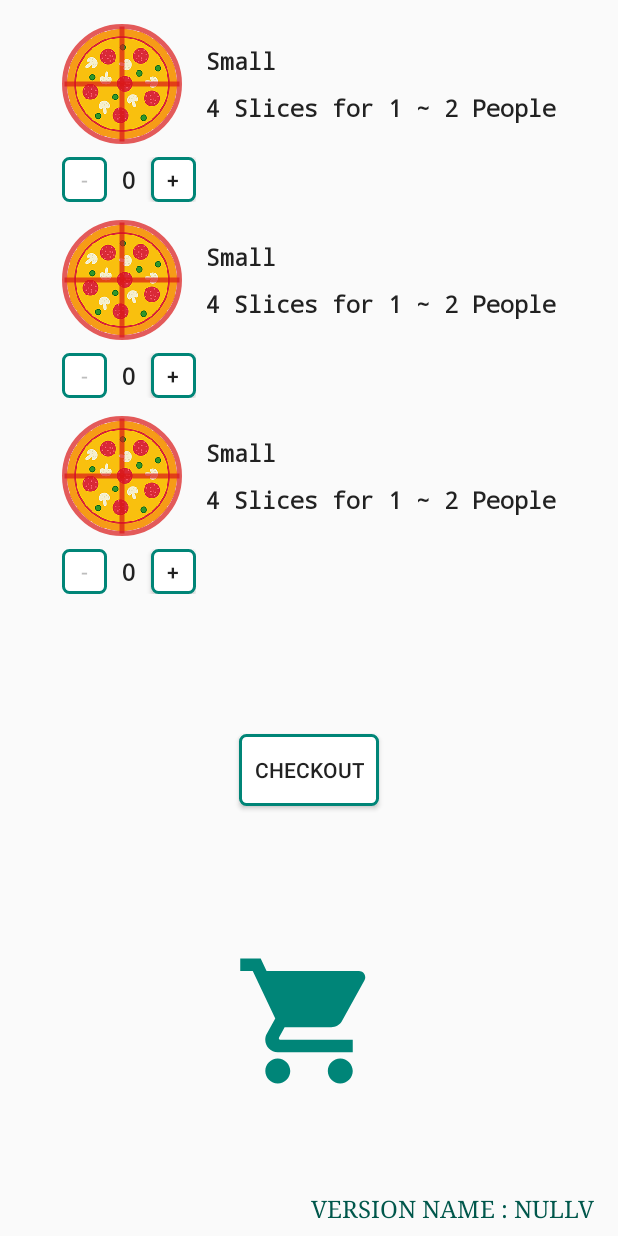
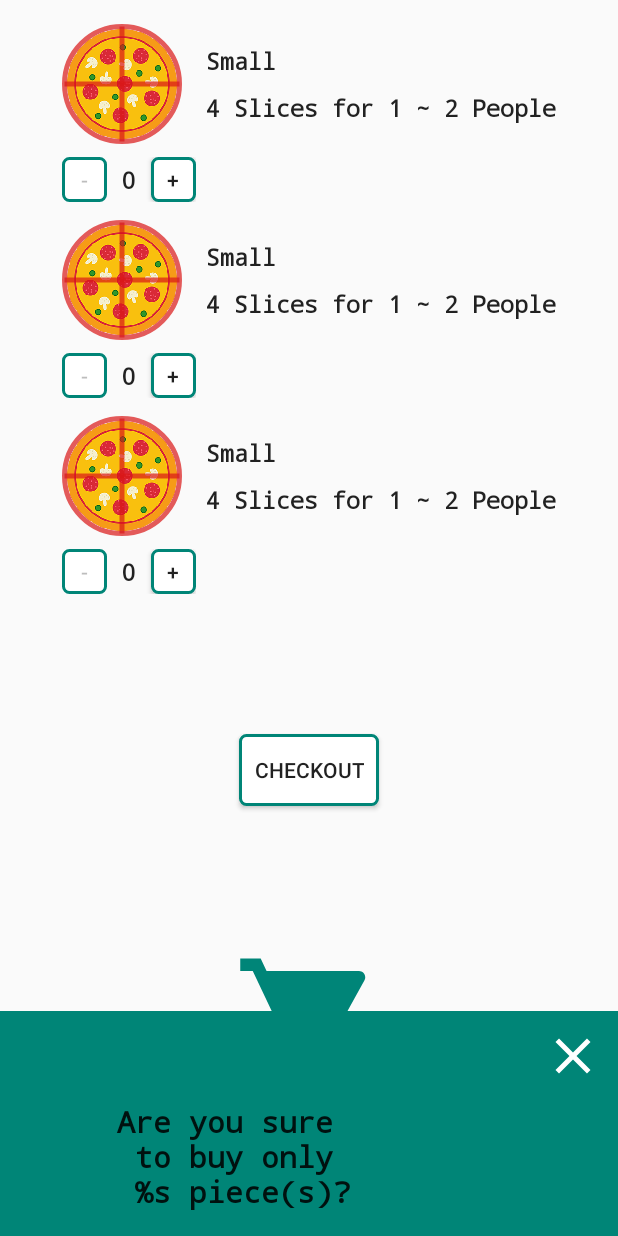
Before and after one commit to ahmedadeltito/CustomViewsAndAnimations, an Android app: the layout activity_main.xml on its own in the app's theme, with its tools: preview values and no code run, on a phone screen of 412 x 824 dp. Run offline under Robolectric (Android 15) with nearby library versions, the phone set to English and light mode, and no system bars.

```diff
--- a/app/src/main/java/com/egdroid/customviewsandanimations/PizzaSize.kt
+++ b/app/src/main/java/com/egdroid/customviewsandanimations/PizzaSize.kt
@@ -1,9 +1,11 @@
 package com.egdroid.customviewsandanimations
+
+import java.io.Serializable
 
 /**
  * Created at Tito on 2019-07-21
  */
-enum class PizzaSize(val value: Int) {
+enum class PizzaSize(val value: Int) : Serializable {
     SMALL(0),
     MEDIUM(1),
     LARGE(2);
--- a/app/src/main/java/com/egdroid/customviewsandanimations/widget/PizzaListItem.kt
+++ b/app/src/main/java/com/egdroid/customviewsandanimations/widget/PizzaListItem.kt
@@ -39,6 +39,14 @@ class PizzaListItem @JvmOverloads constructor(
         pizzaView.setOnClickListener {
             setOnPizzaListItemClickedListener?.onPizzaViewClicked(pizzaView)
         }
+
+        pizzaTitleTv.setOnClickListener {
+            setOnPizzaListItemClickedListener?.onPizzaTitleClicked(
+                pizzaView = pizzaView,
+                pizzaTitleTv = pizzaTitleTv
+            )
+        }
+
         numOfPizzasView.setOnNumberOfPizzasListener = object : NumberOfPizzasListener {
             override fun pizzaStatus(pizzaStatus: PizzaStatus) {
                 setOnPizzaListItemClickedListener?.pizzaStatus(
@@ -183,6 +191,7 @@ class PizzaListItem @JvmOverloads constructor(
 }
 
 interface PizzaListItemClickedListener {
+    fun onPizzaTitleClicked(pizzaView: PizzaView, pizzaTitleTv: TextView)
     fun onPizzaViewClicked(pizzaView: PizzaView)
     fun pizzaStatus(pizzaView: PizzaView, pizzaStatus: PizzaStatus)
 }
--- a/app/src/main/java/com/egdroid/customviewsandanimations/widget/PizzaView.kt
+++ b/app/src/main/java/com/egdroid/customviewsandanimations/widget/PizzaView.kt
@@ -26,7 +26,7 @@ class PizzaView : View {
     private lateinit var pepperoniPizzaBitmap: Bitmap
 
     private var numOfSlices = 4
-    private var color = Color.BLACK
+    private var color = Color.YELLOW
     private var strokeWidth = 4
 
     private var pizzaSize: PizzaSize? = null
@@ -45,8 +45,6 @@ class PizzaView : View {
     }
 
     private fun init(context: Context, attrs: AttributeSet?) {
-        strokeWidth = 4
-        color = Color.YELLOW
 
         if (attrs != null) {
             val array = context.obtainStyledAttributes(
@@ -74,6 +72,7 @@ class PizzaView : View {
         paint.color = color
 
         imagePaint = Paint(Paint.ANTI_ALIAS_FLAG)
+
     }
 
     override fun onSizeChanged(width: Int, height: Int, oldWidth: Int, oldHeight: Int) {
--- /dev/null
+++ b/app/src/main/res/drawable/ic_clear.xml
@@ -0,0 +1,5 @@
+<vector android:height="24dp" android:tint="#FFFFFF"
+    android:viewportHeight="24.0" android:viewportWidth="24.0"
+    android:width="24dp" xmlns:android="http://schemas.android.com/apk/res/android">
+    <path android:fillColor="#FF000000" android:pathData="M19,6.41L17.59,5 12,10.59 6.41,5 5,6.41 10.59,12 5,17.59 6.41,19 12,13.41 17.59,19 19,17.59 13.41,12z"/>
+</vector>
--- a/app/src/main/res/layout/activity_main.xml
+++ b/app/src/main/res/layout/activity_main.xml
@@ -117,49 +117,49 @@
             android:background="@color/colorPrimary"
             android:visibility="invisible"
             android:paddingBottom="16dp"
-            tools:visibility="invisible"
+            tools:visibility="visible"
             app:layout_constraintBottom_toBottomOf="parent"
             app:layout_constraintStart_toStartOf="parent"
             app:layout_constraintEnd_toEndOf="parent">
 
         <TextView
                 android:id="@+id/are_you_sure_tv"
-                android:layout_width="wrap_content"
+                android:layout_width="0dp"
                 android:layout_height="wrap_content"
                 style="@style/PizzaSizeStyle"
                 android:textSize="20sp"
                 android:gravity="center"
-                android:layout_marginTop="16dp"
-                app:layout_constraintTop_toTopOf="parent"
+                android:layout_marginStart="20dp"
+                app:layout_constraintTop_toBottomOf="@id/no_btn"
                 app:layout_constraintStart_toStartOf="parent"
-                app:layout_constraintEnd_toEndOf="parent"
+                app:layout_constraintBottom_toBottomOf="parent"
+                app:layout_constraintEnd_toStartOf="@id/yes_btn"
                 android:text="@string/are_you_sure"/>
 
-        <Button
+        <ImageView
                 android:id="@+id/yes_btn"
-                android:layout_width="wrap_content"
-                android:layout_height="wrap_content"
+                android:layout_width="100dp"
+                android:layout_height="50dp"
                 android:text="@string/yes_i_am_sure"
                 android:paddingStart="10dp"
                 android:paddingEnd="10dp"
-                android:layout_marginTop="26dp"
-                android:layout_marginStart="16dp"
-                android:background="@drawable/transparent_bg_bordered"
-                app:layout_constraintTop_toBottomOf="@id/are_you_sure_tv"
-                app:layout_constraintStart_toStartOf="parent"/>
+                android:layout_marginEnd="20dp"
+                app:layout_constraintTop_toTopOf="@id/are_you_sure_tv"
+                app:layout_constraintStart_toEndOf="@id/are_you_sure_tv"
+                app:layout_constraintEnd_toEndOf="parent"
+                app:layout_constraintBottom_toBottomOf="parent"
+                tools:ignore="ContentDescription"/>
 
-        <Button
+        <ImageView
                 android:id="@+id/no_btn"
-                android:layout_width="wrap_content"
-                android:layout_height="wrap_content"
-                android:text="@string/no_buy_more"
-                android:paddingStart="10dp"
-                android:paddingEnd="10dp"
-                android:layout_marginTop="26dp"
-                android:layout_marginEnd="16dp"
-                android:background="@drawable/transparent_bg_bordered"
-                app:layout_constraintTop_toBottomOf="@id/are_you_sure_tv"
-                app:layout_constraintEnd_toEndOf="parent"/>
+                android:layout_width="60dp"
+                android:layout_height="60dp"
+                android:text="@string/yes_i_am_sure"
+                android:padding="10dp"
+                android:src="@drawable/ic_clear"
+                app:layout_constraintTop_toTopOf="parent"
+                app:layout_constraintEnd_toEndOf="parent"
+                tools:ignore="ContentDescription"/>
 
     </androidx.constraintlayout.widget.ConstraintLayout>
 
--- a/app/src/main/res/layout/pizza_list_item.xml
+++ b/app/src/main/res/layout/pizza_list_item.xml
@@ -1,6 +1,7 @@
 <?xml version="1.0" encoding="utf-8"?>
 <com.egdroid.customviewsandanimations.widget.PizzaListItem
-        xmlns:android="http://schemas.android.com/apk/res/android" xmlns:tools="http://schemas.android.com/tools"
+        xmlns:android="http://schemas.android.com/apk/res/android"
+        xmlns:tools="http://schemas.android.com/tools"
         xmlns:app="http://schemas.android.com/apk/res-auto"
         android:orientation="vertical"
         android:layout_width="wrap_content"
@@ -11,9 +12,11 @@
             android:layout_width="80dp"
             android:layout_height="80dp"
             android:layout_marginEnd="16dp"
+            android:transitionName="@string/pizza_view_transition_name"
             app:color="@color/red"
             app:stroke_width="3dp"
-            app:num_slices="4"/>
+            app:num_slices="4"
+            tools:targetApi="lollipop"/>
 
     <TextView
             android:id="@+id/pizza_list_item_title_tv"
@@ -22,7 +25,8 @@
             android:layout_height="wrap_content"
             android:layout_marginTop="14dp"
             android:layout_marginBottom="10dp"
-            tools:text="Pizza Size"/>
+            tools:text="Pizza Size"
+            tools:targetApi="lollipop"/>
 
     <TextView
             android:id="@+id/pizza_list_item_subtitle_tv"
--- a/app/src/main/res/values/strings.xml
+++ b/app/src/main/res/values/strings.xml
@@ -15,7 +15,7 @@
     <string name="small_pizza">4 Slices for 1 ~ 2 People</string>
     <string name="medium_pizza">6 Slices for 2 ~ 3 People</string>
     <string name="large_pizza">8 Slices for 3 ~ 4 People</string>
-    <string name="are_you_sure">Are you sure to buy only \n 5 pieces of pizzas? </string>
+    <string name="are_you_sure">Are you sure \n to buy only \n %s piece(s)? </string>
     <string name="checkout">Checkout</string>
     <string name="yes_i_am_sure">Yes, I am sure.</string>
     <string name="no_buy_more">No, let\'s buy more</string>
@@ -25,4 +25,6 @@
         Thinly sliced pepperoni is a popular pizza topping in American pizzerias.
     </string>
 
+    <string name="pizza_view_transition_name">pizza_view</string>
+
 </resources>
```
Also changed, not shown: app/src/main/java/com/egdroid/customviewsandanimations/MainActivity.kt (+42 -1 lines), app/src/main/java/com/egdroid/customviewsandanimations/PizzaDetailsActivity.kt (+19 -3 lines), app/src/main/res/animator/fade_in.xml (added, +11 -0 lines), app/src/main/res/animator/fade_out.xml (added, +11 -0 lines), app/src/main/res/animator/path_morph.xml (added, +11 -0 lines), app/src/main/res/animator/path_morph_lg.xml (added, +11 -0 lines), app/src/main/res/animator/path_morph_lg_reverse.xml (added, +11 -0 lines), app/src/main/res/animator/path_morph_reverse.xml (added, +11 -0 lines), app/src/main/res/drawable-v21/ic_checkout.xml (added, +14 -0 lines), app/src/main/res/drawable-v21/ic_checkout_reverse.xml (added, +14 -0 lines), app/src/main/res/drawable/ic_add.xml (added, +27 -0 lines), app/src/main/res/drawable/ic_done.xml (added, +21 -0 lines), app/src/main/res/layout/activity_pizza_details.xml (+8 -4 lines).
